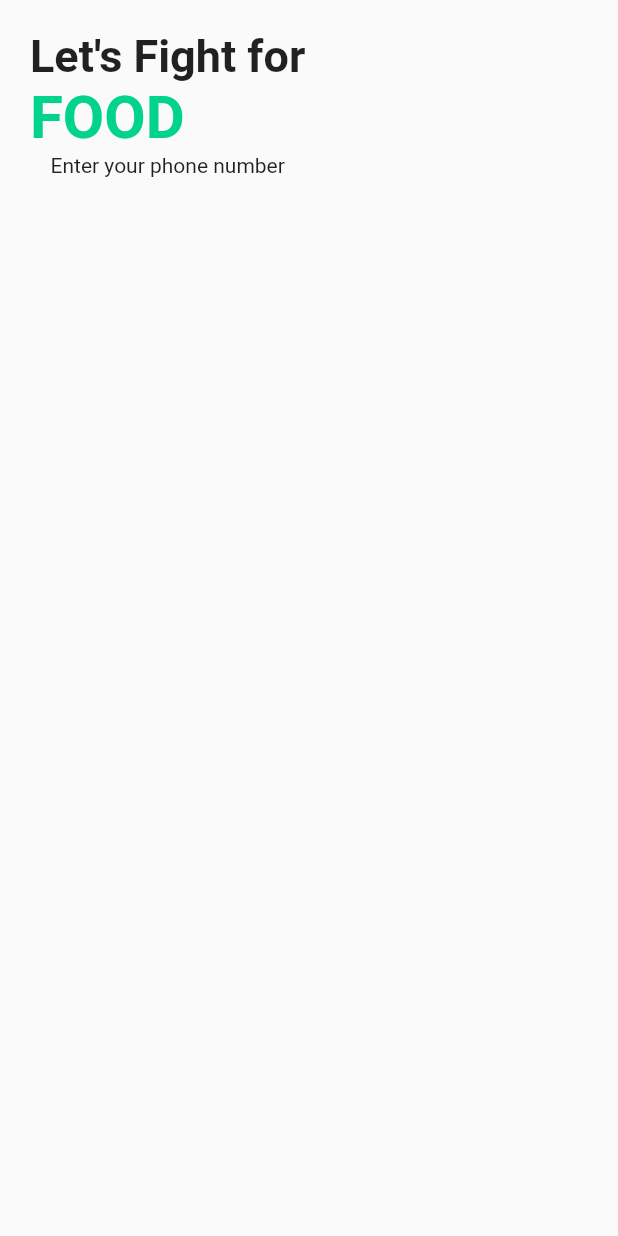
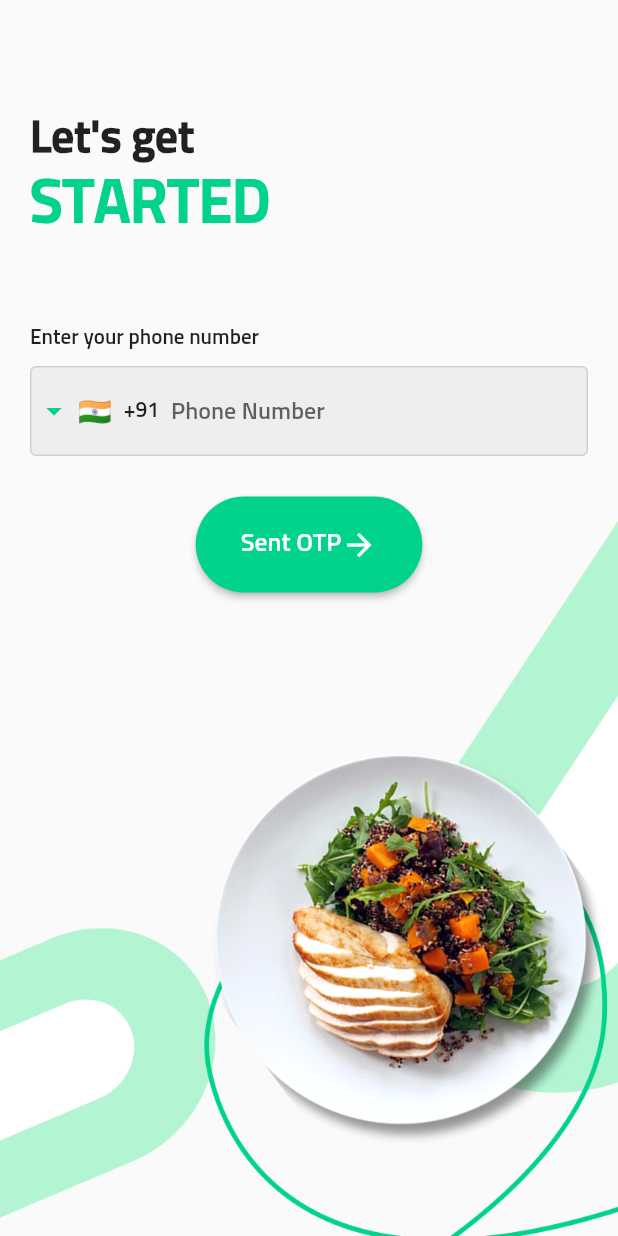
Before and after one commit to AthulJohn/lff_foodapp, a Flutter app: the SignInPage screen opened directly, on a phone screen of 412 x 824 dp. Run offline on Flutter 3.47's test engine with Material 2 defaults, Android fonts, the phone set to English and light mode, and no system bars; drawn by our look-alikes of intl_phone_field; our stand-ins replace get.

Commit message:
completed sign-in page

```diff
--- a/lib/main.dart
+++ b/lib/main.dart
@@ -1,5 +1,6 @@
 import 'package:flutter/material.dart';
 import 'package:get/get.dart';
+import 'package:lff_foodapp/view/screens/sign_in_page.dart';
 
 void main() {
   runApp(const MyApp());
@@ -15,8 +16,9 @@ class MyApp extends StatelessWidget {
       title: "LFF- Let's Fight for Food",
       theme: ThemeData(
         primarySwatch: Colors.blue,
+        fontFamily: 'Sunflower',
       ),
-      home: const MyHomePage(),
+      home: const SignInPage(),
     );
   }
 }
--- a/lib/view/components/phone_field.dart
+++ b/lib/view/components/phone_field.dart
@@ -0,0 +1,44 @@
+import 'package:flutter/material.dart';
+import 'package:intl_phone_field/intl_phone_field.dart';
+import 'package:lff_foodapp/constants/appColors.dart';
+
+class PhoneField extends StatelessWidget {
+  const PhoneField({super.key});
+
+  @override
+  Widget build(BuildContext context) {
+    return Row(
+      children: [
+        Expanded(
+            flex: 1,
+            child: IntlPhoneField(
+              decoration: const InputDecoration(
+                hintText: 'Phone Number',
+                filled: true,
+                prefixIconColor: AppColors.primaryColor,
+                fillColor: AppColors.secondaryColor,
+                focusColor: AppColors.primaryColor,
+                focusedBorder: OutlineInputBorder(
+                    borderSide: BorderSide(color: AppColors.primaryColor)),
+                enabledBorder: OutlineInputBorder(
+                  borderSide: BorderSide(color: AppColors.borderColor),
+                ),
+              ),
+              cursorColor: AppColors.primaryColor,
+              initialCountryCode: 'IN',
+              disableLengthCheck: true,
+              onChanged: (phone) {},
+            )
+            // child: DropdownButton<String>(
+            //   items: [
+            //     DropdownMenuItem(child: Text("+91"), value: "+91"),
+            //   ],
+            //   onChanged: (value) {
+            //     print(value);
+            //   },
+            // ),
+            )
+      ],
+    );
+  }
+}
--- /dev/null
+++ b/lib/view/components/proceed_button.dart
@@ -0,0 +1,40 @@
+import 'package:flutter/material.dart';
+import 'package:flutter/src/widgets/framework.dart';
+import 'package:flutter/src/widgets/placeholder.dart';
+import 'package:lff_foodapp/constants/appColors.dart';
+
+class ContinueButton extends StatelessWidget {
+  const ContinueButton(
+      {super.key,
+      required this.onPressed,
+      this.text,
+      this.icon,
+      this.fontSize = 17});
+  final Function()? onPressed;
+  final String? text;
+  final IconData? icon;
+  final double fontSize;
+
+  @override
+  Widget build(BuildContext context) {
+    return ElevatedButton(
+        onPressed: onPressed,
+        child: Row(
+          mainAxisSize: MainAxisSize.min,
+          children: [
+            if (text != null)
+              Text(
+                text!,
+                style: TextStyle(fontFamily: "Sunflower"),
+              ),
+            if (icon != null) Icon(icon!)
+          ],
+        ),
+        style: ElevatedButton.styleFrom(
+            backgroundColor: AppColors.primaryColor,
+            foregroundColor: Colors.white,
+            padding: const EdgeInsets.symmetric(horizontal: 30, vertical: 20),
+            textStyle: TextStyle(fontSize: fontSize),
+            shape: const StadiumBorder()));
+  }
+}
--- a/lib/view/screens/sign_in_page.dart
+++ b/lib/view/screens/sign_in_page.dart
@@ -1,4 +1,6 @@
 import 'package:flutter/material.dart';
+import 'package:lff_foodapp/view/components/phone_field.dart';
+import 'package:lff_foodapp/view/components/proceed_button.dart';
 
 import '../../constants/appColors.dart';
 
@@ -8,19 +10,29 @@ class SignInPage extends StatelessWidget {
   @override
   Widget build(BuildContext context) {
     return Scaffold(
-        body: Padding(
+        body: Container(
+      decoration: const BoxDecoration(
+          image: DecorationImage(
+              image: AssetImage("assets/images/Graphics.png"),
+              fit: BoxFit.cover)),
+      child: Padding(
         padding: const EdgeInsets.all(20),
         child: Column(
+          crossAxisAlignment: CrossAxisAlignment.start,
+          mainAxisAlignment: MainAxisAlignment.spaceEvenly,
           children: [
-          Column(
+            Expanded(
+              flex: 2,
+              child: Column(
                 crossAxisAlignment: CrossAxisAlignment.start,
+                mainAxisAlignment: MainAxisAlignment.center,
                 children: const [
                   Text(
-                "Let's Fight for",
+                    "Let's get",
                     style: TextStyle(fontSize: 30, fontWeight: FontWeight.bold),
                   ),
                   Text(
-                "FOOD",
+                    "STARTED",
                     style: TextStyle(
                         fontSize: 40,
                         fontWeight: FontWeight.bold,
@@ -28,13 +40,36 @@ class SignInPage extends StatelessWidget {
                   )
                 ],
               ),
-          Column(
+            ),
+            Expanded(
+              child: Center(
+                child: Column(
+                  crossAxisAlignment: CrossAxisAlignment.start,
                   children: [
-              Text("Enter your phone number")
+                    Text("Enter your phone number"),
+                    SizedBox(
+                      height: 10,
+                    ),
                     //TODO: Add PhoneTextField here
+                    PhoneField()
                   ],
+                ),
+              ),
+            ),
+            Expanded(
+              child: Center(
+                child: ContinueButton(
+                  onPressed: () {},
+                  text: "Sent OTP",
+                  icon: Icons.arrow_forward,
+                ),
+              ),
+            ),
+            Spacer(
+              flex: 4,
             )
           ],
+        ),
       ),
     ));
   }
```
Also changed, not shown: pubspec.yaml (+12 -6 lines), assets/fonts/Sunflower-Medium.ttf (added), assets/images/Graphics.png (added), pubspec.lock. Lines whose indentation alone changed are shown as unchanged.
